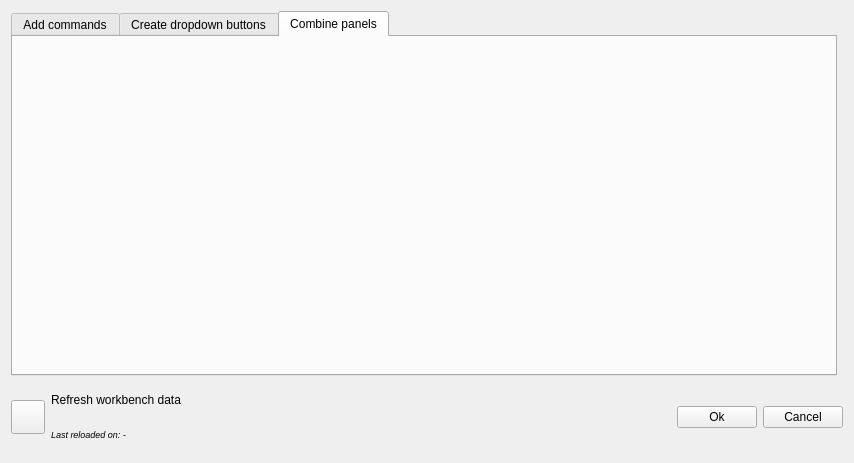
Qt form Resources/ui/AddCommands.ui (APEbbers/FreeCAD-Ribbon) before a commit.
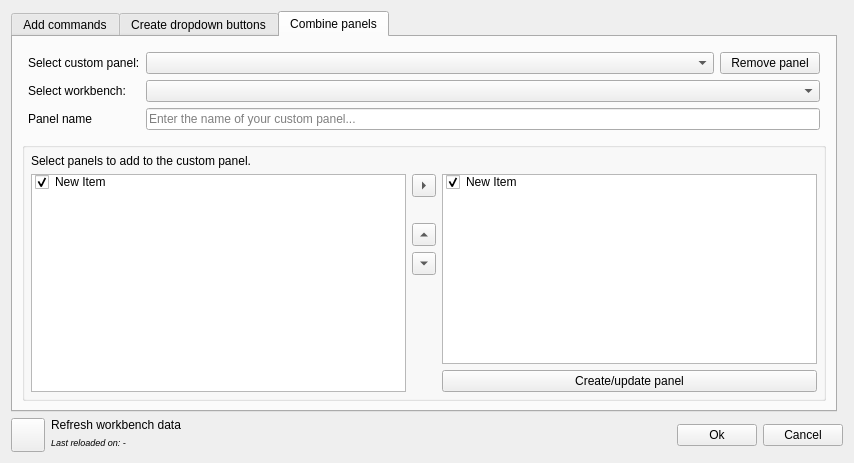
The same form after that commit. The open tabs and pages were chosen to show the change. Icons and pictures are not drawn.

Commit message: Start with UI for new dropdown buttons and combine panels Speedup dragdrop functions

```diff
--- a/Resources/ui/AddCommands.ui
+++ b/Resources/ui/AddCommands.ui
@@ -230,6 +230,325 @@
       <attribute name="title">
        <string>Combine panels</string>
       </attribute>
+      <layout class="QGridLayout" name="gridLayout_6">
+       <item row="0" column="0">
+        <layout class="QGridLayout" name="gridLayout_8">
+         <property name="sizeConstraint">
+          <enum>QLayout::SizeConstraint::SetDefaultConstraint</enum>
+         </property>
+         <property name="leftMargin">
+          <number>6</number>
+         </property>
+         <property name="topMargin">
+          <number>6</number>
+         </property>
+         <property name="rightMargin">
+          <number>6</number>
+         </property>
+         <property name="bottomMargin">
+          <number>6</number>
+         </property>
+         <item row="0" column="1" colspan="2">
+          <widget class="QComboBox" name="CustomToolbarSelector_CP">
+           <property name="sizePolicy">
+            <sizepolicy hsizetype="Preferred" vsizetype="Fixed">
+             <horstretch>0</horstretch>
+             <verstretch>0</verstretch>
+            </sizepolicy>
+           </property>
+           <property name="minimumSize">
+            <size>
+             <width>150</width>
+             <height>0</height>
+            </size>
+           </property>
+           <property name="insertPolicy">
+            <enum>QComboBox::InsertPolicy::InsertAlphabetically</enum>
+           </property>
+          </widget>
+         </item>
+         <item row="1" column="0">
+          <widget class="QLabel" name="label_7">
+           <property name="sizePolicy">
+            <sizepolicy hsizetype="Fixed" vsizetype="Preferred">
+             <horstretch>0</horstretch>
+             <verstretch>0</verstretch>
+            </sizepolicy>
+           </property>
+           <property name="text">
+            <string>Select workbench:</string>
+           </property>
+          </widget>
+         </item>
+         <item row="0" column="0">
+          <widget class="QLabel" name="label_9">
+           <property name="sizePolicy">
+            <sizepolicy hsizetype="Fixed" vsizetype="Preferred">
+             <horstretch>0</horstretch>
+             <verstretch>0</verstretch>
+            </sizepolicy>
+           </property>
+           <property name="text">
+            <string>Select custom panel:</string>
+           </property>
+          </widget>
+         </item>
+         <item row="0" column="3">
+          <widget class="QPushButton" name="RemovePanel_CP">
+           <property name="sizePolicy">
+            <sizepolicy hsizetype="Fixed" vsizetype="Fixed">
+             <horstretch>0</horstretch>
+             <verstretch>0</verstretch>
+            </sizepolicy>
+           </property>
+           <property name="minimumSize">
+            <size>
+             <width>100</width>
+             <height>0</height>
+            </size>
+           </property>
+           <property name="baseSize">
+            <size>
+             <width>15</width>
+             <height>0</height>
+            </size>
+           </property>
+           <property name="text">
+            <string>Remove panel</string>
+           </property>
+          </widget>
+         </item>
+         <item row="2" column="0" rowspan="2">
+          <widget class="QLabel" name="label_10">
+           <property name="sizePolicy">
+            <sizepolicy hsizetype="Fixed" vsizetype="Preferred">
+             <horstretch>0</horstretch>
+             <verstretch>0</verstretch>
+            </sizepolicy>
+           </property>
+           <property name="text">
+            <string>Panel name</string>
+           </property>
+          </widget>
+         </item>
+         <item row="1" column="1" colspan="3">
+          <widget class="QComboBox" name="WorkbenchList_CP">
+           <property name="sizePolicy">
+            <sizepolicy hsizetype="Preferred" vsizetype="Fixed">
+             <horstretch>0</horstretch>
+             <verstretch>0</verstretch>
+            </sizepolicy>
+           </property>
+           <property name="minimumSize">
+            <size>
+             <width>0</width>
+             <height>0</height>
+            </size>
+           </property>
+           <property name="insertPolicy">
+            <enum>QComboBox::InsertPolicy::InsertAlphabetically</enum>
+           </property>
+          </widget>
+         </item>
+         <item row="2" column="1" rowspan="2" colspan="3">
+          <widget class="QLineEdit" name="PanelName_CP">
+           <property name="sizePolicy">
+            <sizepolicy hsizetype="Preferred" vsizetype="Fixed">
+             <horstretch>0</horstretch>
+             <verstretch>0</verstretch>
+            </sizepolicy>
+           </property>
+           <property name="minimumSize">
+            <size>
+             <width>120</width>
+             <height>0</height>
+            </size>
+           </property>
+           <property name="placeholderText">
+            <string>Enter the name of your custom panel...</string>
+           </property>
+          </widget>
+         </item>
+        </layout>
+       </item>
+       <item row="1" column="0">
+        <widget class="QGroupBox" name="groupBox_3">
+         <property name="sizeIncrement">
+          <size>
+           <width>0</width>
+           <height>0</height>
+          </size>
+         </property>
+         <layout class="QGridLayout" name="gridLayout_9">
+          <property name="sizeConstraint">
+           <enum>QLayout::SizeConstraint::SetMinimumSize</enum>
+          </property>
+          <property name="leftMargin">
+           <number>6</number>
+          </property>
+          <property name="topMargin">
+           <number>6</number>
+          </property>
+          <property name="rightMargin">
+           <number>6</number>
+          </property>
+          <property name="bottomMargin">
+           <number>6</number>
+          </property>
+          <item row="0" column="0" colspan="3">
+           <widget class="QLabel" name="label_11">
+            <property name="text">
+             <string>&lt;html&gt;&lt;head/&gt;&lt;body&gt;&lt;p&gt;Select panels to add to the custom panel.&lt;/p&gt;&lt;/body&gt;&lt;/html&gt;</string>
+            </property>
+           </widget>
+          </item>
+          <item row="1" column="0">
+           <widget class="QListWidget" name="PanelAvailable_CP">
+            <property name="selectionMode">
+             <enum>QAbstractItemView::SelectionMode::ExtendedSelection</enum>
+            </property>
+            <property name="sortingEnabled">
+             <bool>true</bool>
+            </property>
+            <item>
+             <property name="text">
+              <string>New Item</string>
+             </property>
+             <property name="checkState">
+              <enum>Checked</enum>
+             </property>
+            </item>
+           </widget>
+          </item>
+          <item row="1" column="2">
+           <layout class="QGridLayout" name="gridLayout_48">
+            <item row="0" column="0">
+             <widget class="QListWidget" name="PanelSelected_CP">
+              <property name="defaultDropAction">
+               <enum>Qt::DropAction::CopyAction</enum>
+              </property>
+              <property name="movement">
+               <enum>QListView::Movement::Free</enum>
+              </property>
+              <property name="viewMode">
+               <enum>QListView::ViewMode::ListMode</enum>
+              </property>
+              <property name="sortingEnabled">
+               <bool>false</bool>
+              </property>
+              <item>
+               <property name="text">
+                <string>New Item</string>
+               </property>
+               <property name="checkState">
+                <enum>Checked</enum>
+               </property>
+              </item>
+             </widget>
+            </item>
+            <item row="1" column="0">
+             <widget class="QPushButton" name="AddCustomPanel_CP">
+              <property name="sizePolicy">
+               <sizepolicy hsizetype="Expanding" vsizetype="Fixed">
+                <horstretch>0</horstretch>
+                <verstretch>0</verstretch>
+               </sizepolicy>
+              </property>
+              <property name="minimumSize">
+               <size>
+                <width>10</width>
+                <height>0</height>
+               </size>
+              </property>
+              <property name="baseSize">
+               <size>
+                <width>15</width>
+                <height>0</height>
+               </size>
+              </property>
+              <property name="text">
+               <string>Create/update panel</string>
+              </property>
+             </widget>
+            </item>
+           </layout>
+          </item>
+          <item row="1" column="1">
+           <layout class="QGridLayout" name="gridLayout_12">
+            <item row="4" column="0">
+             <spacer name="verticalSpacer_7">
+              <property name="orientation">
+               <enum>Qt::Orientation::Vertical</enum>
+              </property>
+              <property name="sizeHint" stdset="0">
+               <size>
+                <width>20</width>
+                <height>20</height>
+               </size>
+              </property>
+             </spacer>
+            </item>
+            <item row="2" column="0">
+             <widget class="QToolButton" name="MoveUpPanelCommand_CP">
+              <property name="toolTip">
+               <string>Move up</string>
+              </property>
+              <property name="text">
+               <string notr="true">...</string>
+              </property>
+              <property name="arrowType">
+               <enum>Qt::ArrowType::UpArrow</enum>
+              </property>
+             </widget>
+            </item>
+            <item row="3" column="0">
+             <widget class="QToolButton" name="MoveDownPanelCommand_CP">
+              <property name="toolTip">
+               <string>Move down</string>
+              </property>
+              <property name="text">
+               <string notr="true">...</string>
+              </property>
+              <property name="arrowType">
+               <enum>Qt::ArrowType::DownArrow</enum>
+              </property>
+             </widget>
+            </item>
+            <item row="0" column="0">
+             <widget class="QToolButton" name="AddPanel_CP">
+              <property name="toolTip">
+               <string>Add panel buttons</string>
+              </property>
+              <property name="text">
+               <string notr="true">...</string>
+              </property>
+              <property name="arrowType">
+               <enum>Qt::ArrowType::RightArrow</enum>
+              </property>
+             </widget>
+            </item>
+            <item row="1" column="0">
+             <spacer name="verticalSpacer_10">
+              <property name="orientation">
+               <enum>Qt::Orientation::Vertical</enum>
+              </property>
+              <property name="sizeType">
+               <enum>QSizePolicy::Policy::Fixed</enum>
+              </property>
+              <property name="sizeHint" stdset="0">
+               <size>
+                <width>20</width>
+                <height>20</height>
+               </size>
+              </property>
+             </spacer>
+            </item>
+           </layout>
+          </item>
+         </layout>
+        </widget>
+       </item>
+      </layout>
      </widget>
     </widget>
    </item>
```
Left out of the diff: 273 changed lines with no effect on the pictures. The commit also changes 3 other files.
